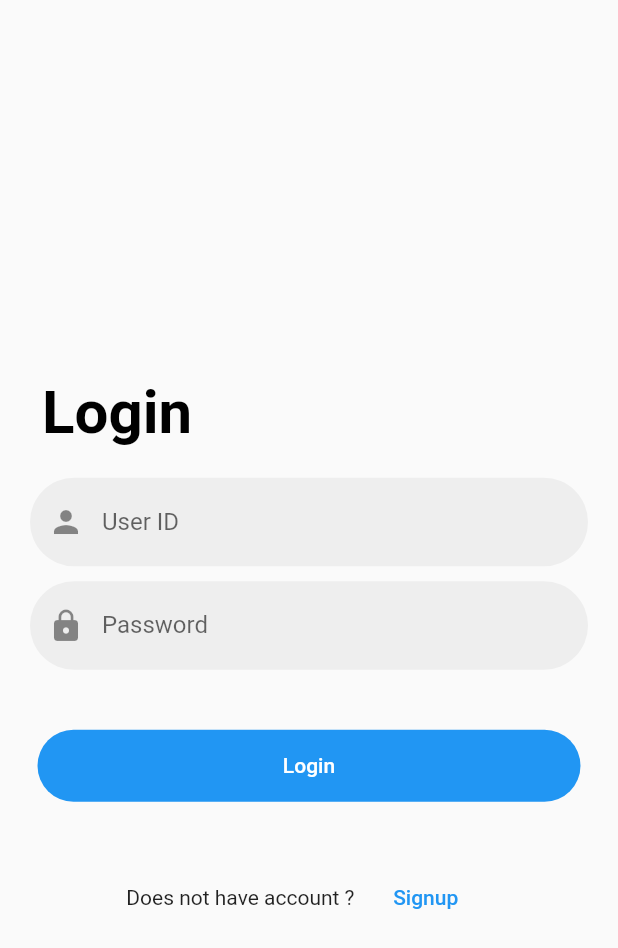
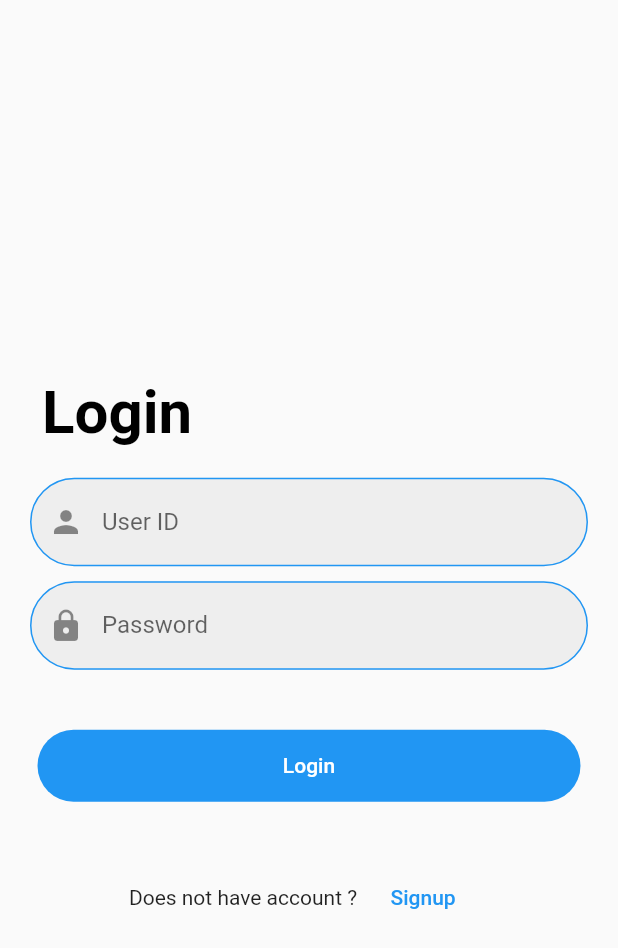
Before and after one commit to RahulMistriCodesmith/login_with_signup, a Flutter app: the screen it shows after launch, on a phone screen of 412 x 824 dp. Shown: the top 948 px of the screen. Run offline on Flutter 3.47's test engine with Material 2 defaults, Android fonts, the phone set to English and light mode, and no system bars; our stand-ins replace shared_preferences, sqflite, toast; accounts and stored records are empty.

Commit message:
Committed Done! 25-08-22 5:06 PM

```diff
--- a/lib/Comm/genLoginSignupHeader.dart
+++ b/lib/Comm/genLoginSignupHeader.dart
@@ -1,10 +1,19 @@
+// ignore_for_file: camel_case_types, must_be_immutable, duplicate_ignore
+
+// ignore_for_file: camel_case_types
+
 import 'package:flutter/material.dart';
 
-class genLoginSignupHeader extends StatelessWidget {
+class genLoginSignupHeader extends StatefulWidget {
   String headerName;
 
   genLoginSignupHeader(this.headerName);
 
+  @override
+  State<genLoginSignupHeader> createState() => _genLoginSignupHeaderState();
+}
+
+class _genLoginSignupHeaderState extends State<genLoginSignupHeader> {
   @override
   Widget build(BuildContext context) {
     return Container(
@@ -12,7 +21,7 @@ class genLoginSignupHeader extends StatelessWidget {
         children: [
           SizedBox(height: 50.0),
           Text(
-            headerName,
+            widget.headerName,
             style: TextStyle(
                 fontWeight: FontWeight.bold,
                 color: Colors.black,
--- a/lib/Comm/genTextFormField.dart
+++ b/lib/Comm/genTextFormField.dart
@@ -1,8 +1,11 @@
+// ignore_for_file: camel_case_types, must_be_immutable
+
 import 'package:flutter/material.dart';
 
 import 'comHelper.dart';
 
 class getTextFormField extends StatelessWidget {
+
   TextEditingController controller;
   String hintName;
   IconData icon;
@@ -16,7 +19,9 @@ class getTextFormField extends StatelessWidget {
       this.icon,
       this.isObscureText = false,
       this.inputType = TextInputType.text,
-      this.isEnable = true});
+      this.isEnable = true
+      }
+      );
 
   @override
   Widget build(BuildContext context) {
@@ -36,15 +41,26 @@ class getTextFormField extends StatelessWidget {
           }
           return null;
         },
+
         decoration: InputDecoration(
           enabledBorder: OutlineInputBorder(
             borderRadius: BorderRadius.all(Radius.circular(30.0)),
-            borderSide: BorderSide(color: Colors.transparent),
+            borderSide: BorderSide(color: Colors.blue),
           ),
           focusedBorder: OutlineInputBorder(
             borderRadius: BorderRadius.all(Radius.circular(30.0)),
             borderSide: BorderSide(color: Colors.blue),
           ),
+          errorBorder: OutlineInputBorder(
+            borderRadius: BorderRadius.all(Radius.circular(30.0)),
+            borderSide: BorderSide(color: Colors.red),
+          ),
+          border: OutlineInputBorder(
+            borderRadius: BorderRadius.all(Radius.circular(30.0)),
+            borderSide: BorderSide(color: Colors.blue),
+          ),
+
+
           prefixIcon: Icon(icon),
           hintText: hintName,
           labelText: hintName,
--- a/lib/DatabaseHandler/DbHelper.dart
+++ b/lib/DatabaseHandler/DbHelper.dart
@@ -1,3 +1,5 @@
+// ignore_for_file: non_constant_identifier_names
+
 import 'package:login_with_signup/Model/UserModel.dart';
 import 'package:path_provider/path_provider.dart';
 import 'package:sqflite/sqflite.dart';
--- a/lib/Model/UserModel.dart
+++ b/lib/Model/UserModel.dart
@@ -1,4 +1,7 @@
+// ignore_for_file: non_constant_identifier_names
+
 class UserModel {
+
   String user_id;
   String user_name;
   String email;
@@ -22,4 +25,5 @@ class UserModel {
     email = map['email'];
     password = map['password'];
   }
+
 }
--- a/lib/Screens/HomeForm.dart
+++ b/lib/Screens/HomeForm.dart
@@ -1,3 +1,5 @@
+// ignore_for_file: deprecated_member_use
+
 import 'package:flutter/material.dart';
 import 'package:login_with_signup/Comm/comHelper.dart';
 import 'package:login_with_signup/Comm/genTextFormField.dart';
@@ -127,26 +129,34 @@ class _HomeFormState extends State<HomeForm> {
                       isEnable: false,
                       icon: Icons.person,
                       hintName: 'User ID'),
+
                   SizedBox(height: 10.0),
+
                   getTextFormField(
                       controller: _conUserName,
                       icon: Icons.person_outline,
                       inputType: TextInputType.name,
                       hintName: 'User Name'),
+
                   SizedBox(height: 10.0),
+
                   getTextFormField(
                       controller: _conEmail,
                       icon: Icons.email,
                       inputType: TextInputType.emailAddress,
                       hintName: 'Email'),
+
                   SizedBox(height: 10.0),
+
                   getTextFormField(
                     controller: _conPassword,
                     icon: Icons.lock,
                     hintName: 'Password',
                     isObscureText: true,
                   ),
+
                   SizedBox(height: 10.0),
+
                   Container(
                     margin: EdgeInsets.all(30.0),
                     width: double.infinity,
@@ -170,8 +180,9 @@ class _HomeFormState extends State<HomeForm> {
                       isEnable: false,
                       icon: Icons.person,
                       hintName: 'User ID'),
+
                   SizedBox(height: 10.0),
-                  SizedBox(height: 10.0),
+
                   Container(
                     margin: EdgeInsets.all(30.0),
                     width: double.infinity,
```
Also changed, not shown: lib/Screens/LoginForm.dart (+10 -5 lines), lib/Screens/SignupForm.dart (+14 -0 lines), 2 other files.
